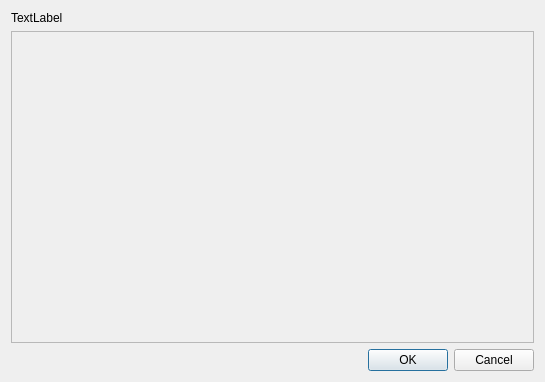
Qt form src/panosedialog.ui (fontmatrix/fontmatrix) before a commit.
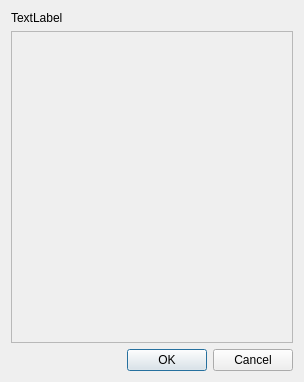
The same form after that commit.

Diff of the .ui file:
```diff
--- a/src/panosedialog.ui
+++ b/src/panosedialog.ui
@@ -5,7 +5,7 @@
    <rect>
     <x>0</x>
     <y>0</y>
-    <width>545</width>
+    <width>304</width>
     <height>382</height>
    </rect>
   </property>
```
